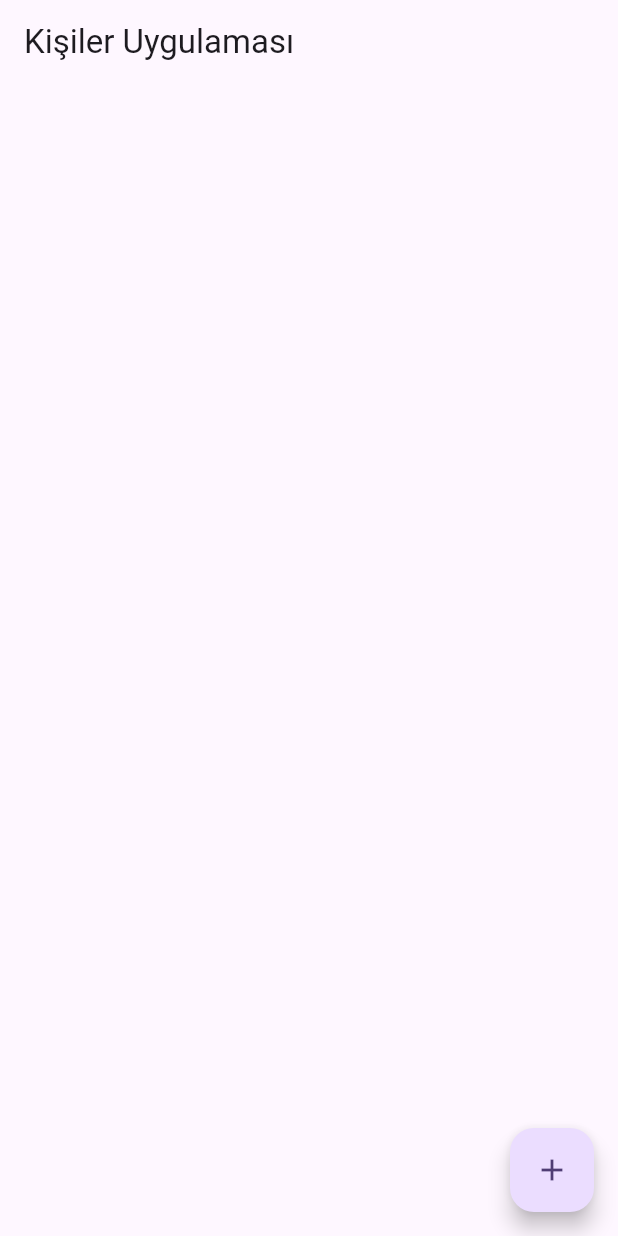
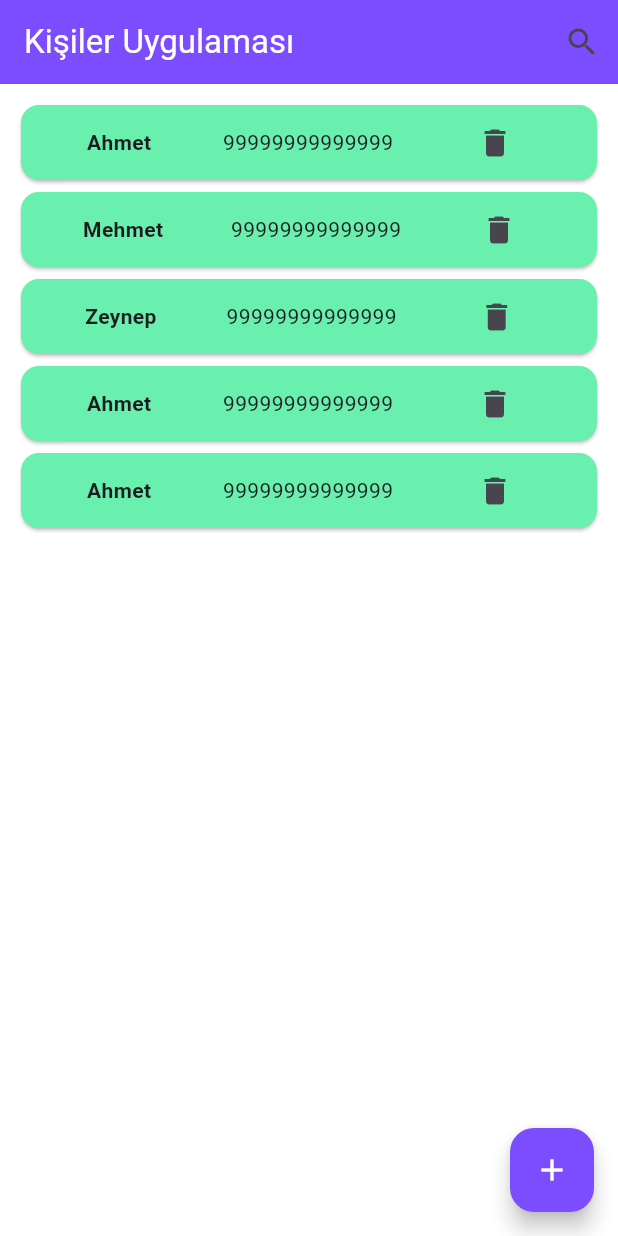
Before and after one commit to GurbetKasbas/KisilerUygulamasi, a Flutter app: the screen it shows after launch, on a phone screen of 412 x 824 dp. Run offline on Flutter 3.47's test engine with Material 3 defaults, Android fonts, the phone set to English and light mode, and no system bars.

Commit message:
Anasayfa arayüz tasarımı ekle

```diff
--- a/lib/screens/anasayfa.dart
+++ b/lib/screens/anasayfa.dart
@@ -1,4 +1,8 @@
 import 'package:flutter/material.dart';
+import 'package:kisiler_uygulamasi/screens/kisi_detay.dart';
+import 'package:kisiler_uygulamasi/screens/kisi_kayit.dart';
+
+import '../Kisiler.dart';
 
 class Anasayfa extends StatefulWidget {
   const Anasayfa({super.key});
@@ -8,22 +12,139 @@ class Anasayfa extends StatefulWidget {
 }
 
 class _AnasayfaState extends State<Anasayfa> {
+  bool aramaYapiliyorMu = false;
+
+  String aramaKelimesi = " ";
+
+//Veri kümesini olusturmak için gerekli method
+  Future<List<Kisiler>> tumKisileriGoster() async {
+    //Olusturacağımız kisiler nesnelerini tutucak bir liste tanımladık
+    var kisilerListesi = <Kisiler>[];
+
+    var k1 = Kisiler(1, "Ahmet", "99999999999999");
+    var k2 = Kisiler(2, "Mehmet", "99999999999999");
+    var k3 = Kisiler(3, "Zeynep", "99999999999999");
+    var k4 = Kisiler(4, "Ahmet", "99999999999999");
+    var k5 = Kisiler(5, "Ahmet", "99999999999999");
+
+    kisilerListesi.add(k1);
+    kisilerListesi.add(k2);
+    kisilerListesi.add(k3);
+    kisilerListesi.add(k4);
+    kisilerListesi.add(k5);
+
+    return kisilerListesi;
+  }
+
+  //Numarayı silmek için method
+  Future<void> sil(int kisi_id) async {
+    print("$kisi_id silindi");
+
+    setState(() {});
+  }
+
   @override
   Widget build(BuildContext context) {
     return Scaffold(
+      backgroundColor: Colors.white,
       appBar: AppBar(
-        title: Text("Kişiler Uygulaması"),
+        backgroundColor: Colors.deepPurpleAccent,
+        title: aramaYapiliyorMu
+        ? TextField(
+          decoration: InputDecoration( hintText: "Arama için bir şey yazın",),
+          onChanged: (aramaSonucu) {
+            print("Arama Sonucu: $aramaSonucu");
+            setState(() {
+              //Aramadan aldığım aramaSonucunu aramaKelimesine aktarıyorum
+              aramaKelimesi = aramaSonucu;
+            });
+          },
+          )
+        : Text(
+          "Kişiler Uygulaması",
+          style: TextStyle(color: Colors.white),
+        ),
+        actions: [ aramaYapiliyorMu
+        ? IconButton(
+            onPressed: () {
+            setState(() {
+              aramaYapiliyorMu = false;
+              //Arama yapılmadığı için arama içeriğini temizledim
+              aramaKelimesi = "";
+            });
+          },
+          icon:const Icon(Icons.cancel),
+          )
+        : IconButton(
+            onPressed: () {
+            setState(() {
+              aramaYapiliyorMu = true;
+            });
+          },
+          icon:const Icon(Icons.search),
+          )
+        ],
       ),
-      body: Center(
-        child: Column(
-          mainAxisAlignment: MainAxisAlignment.spaceEvenly,
-          children: [],
-        ),
+      body: Padding(
+        padding: const EdgeInsets.all(10.0),
+        child: FutureBuilder<List<Kisiler>>(
+            future: tumKisileriGoster(),
+            builder: (context, snapshot) {
+              if (snapshot.hasData) {
+                //Aldığım veriyim tanımladığım değişkende tuutyorum
+                var kisilerListesi = snapshot.data;
+                return ListView.builder(
+                    itemCount: kisilerListesi!.length,
+                    itemBuilder: (context, index) {
+                      var kisi = kisilerListesi[index];
+
+                      return GestureDetector(
+                        onTap: () {
+                          Navigator.push(
+                              context,
+                              MaterialPageRoute(
+                                  builder: (context) => KisiDetay()));
+                        },
+                        child: Card(
+                          color: Colors.greenAccent,
+                          child: SizedBox(
+                            height: 50,
+                            child: Row(
+                              mainAxisAlignment: MainAxisAlignment.spaceEvenly,
+                              children: [
+                                Text(
+                                  "${kisi.kisi_ad} ",
+                                  style: TextStyle(fontWeight: FontWeight.bold),
+                                ),
+                                Text("${kisi.kisi_tel}"),
+                                IconButton(
+                                  onPressed: () {
+                                    sil(kisi.kisi_id);
+                                  },
+                                  icon: Icon(Icons.delete),
+                                )
+                              ],
+                            ),
+                          ),
+                        ),
+                      );
+                    });
+              } else {
+                return const Center(
+                    child: Text(
+                  "Veri Alınamdı",
+                  style: TextStyle(fontSize: 25),
+                ));
+              }
+            }),
       ),
       floatingActionButton: FloatingActionButton(
-        onPressed: () {},
-        tooltip: 'Kişi Ekle',
-        child: Icon(Icons.add),
+        onPressed: () {
+        Navigator.push(context, MaterialPageRoute(builder: (context) => KisiKayit()));
+      },
+      tooltip: 'Kişi Ekle',
+      child: Icon(Icons.add , color:Colors.white),
+      backgroundColor: Colors.deepPurpleAccent,
       ),
     );
   }
```
